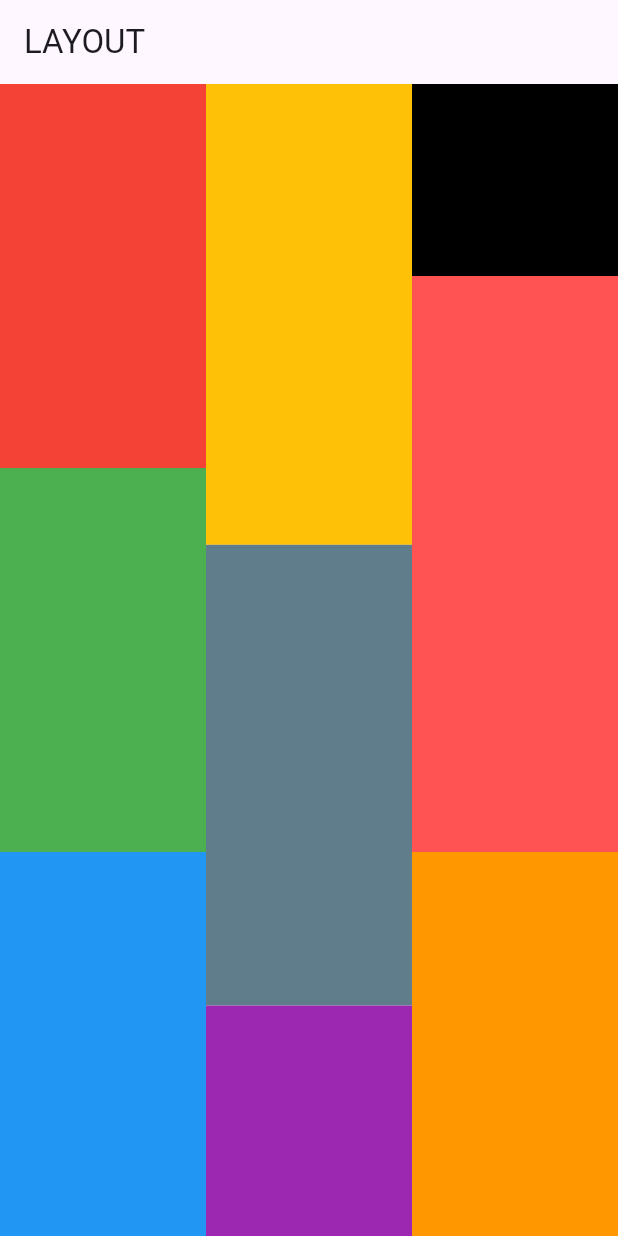
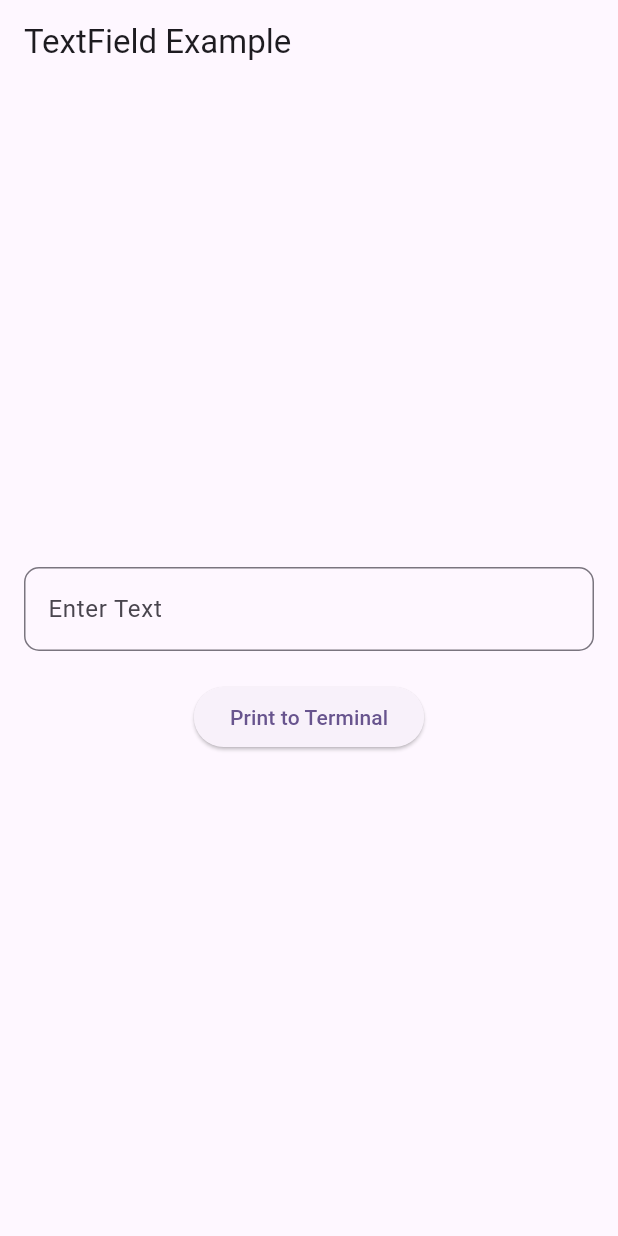
Before and after one commit to KUNJ-CP23/Flutter, a Flutter app: the screen it shows after launch, on a phone screen of 412 x 824 dp. Run offline on Flutter 3.47's test engine with Material 3 defaults, Android fonts, the phone set to English and light mode, and no system bars.

Commit message:
lab 7 modified

```diff
--- a/lib/lab_7/controller_3.dart
+++ b/lib/lab_7/controller_3.dart
@@ -1,6 +1,5 @@
 import 'package:flutter/cupertino.dart';
 import 'package:flutter/material.dart';
-
 
 class Controller3 extends StatefulWidget {
   const Controller3({super.key});
--- a/lib/lab_7/controller_3_2.dart
+++ b/lib/lab_7/controller_3_2.dart
@@ -1,25 +1,67 @@
-import 'package:flutter/cupertino.dart';
+// import 'package:flutter/cupertino.dart';
+// import 'package:flutter/material.dart';
+//
+// class Controller3_2 extends StatelessWidget {
+//
+//   TextEditingController name = TextEditingController();
+//
+//   @override
+//   Widget build(BuildContext context) {
+//
+//     return Scaffold(
+//       body: Column(
+//         children: [
+//           TextField(
+//             controller: name,
+//           ),
+//           ElevatedButton(onPressed: (){
+//             print(name.text);
+//           },child: Text("submit")),
+//         ],
+//       ),
+//     );
+//   }
+// }
+
 import 'package:flutter/material.dart';
 
+class Controller3_2 extends StatelessWidget {
+  final TextEditingController textController = TextEditingController();
 
-class Layout extends StatelessWidget {
-
-  TextEditingController name = TextEditingController();
+  Controller3_2({super.key});
 
   @override
   Widget build(BuildContext context) {
+    return Scaffold(
 
+      appBar: AppBar(
+        title: const Text("TextField Example"),
+      ),
 
-    return Scaffold(
-      body: Column(
-        children: [
-          TextField(
-            controller: name,
-          ),
-          ElevatedButton(onPressed: (){
-            print(name.text);
-          },child: Text("submit")),
-        ],
+      body: Padding(
+        padding: const EdgeInsets.all(16.0),
+        child: Column(
+          mainAxisAlignment: MainAxisAlignment.center,
+          children: [
+            TextField(
+              controller: textController,
+              decoration: InputDecoration(
+                labelText: 'Enter Text',
+                border: OutlineInputBorder(
+                  borderRadius: BorderRadius.circular(10),
+                ),
+              ),
+            ),
+            const SizedBox(height: 20),
+            ElevatedButton(
+              onPressed: () {
+                // Print the input value to the terminal
+                print("Input value: ${textController.text}");
+              },
+              child: const Text("Print to Terminal"),
+            ),
+          ],
+        ),
       ),
     );
   }
--- a/lib/main.dart
+++ b/lib/main.dart
@@ -6,6 +6,7 @@
 import 'package:labprogram/lab_6/flut_demo.dart';
 import 'package:labprogram/lab_6/lay_ex1.dart';
 import 'package:labprogram/lab_7/controller_3.dart';
+import 'package:labprogram/lab_7/controller_3_2.dart';
 import 'package:labprogram/lab_7/custom_2.dart';
 import 'package:labprogram/lab_7/text_1.dart';
 import 'package:labprogram/lab_7/txtfld_onclick_5.dart';
@@ -57,7 +58,7 @@
         colorScheme: ColorScheme.fromSeed(seedColor: Colors.deepPurple),
         useMaterial3: true,
       ),
-      home: Layout3_2(),
+      home: Controller3_2(),
     );
   }
 }
```
